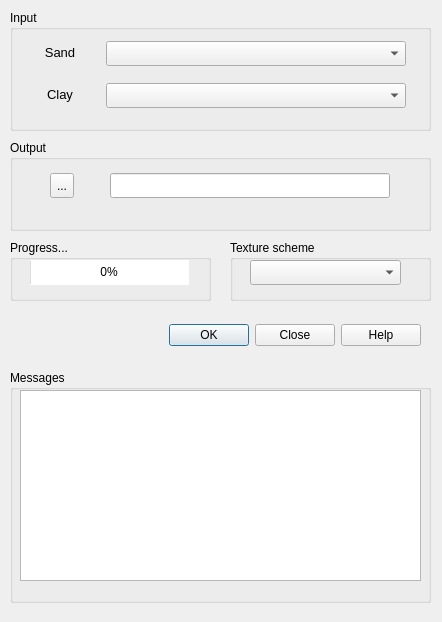
The window that Ui_SoilTexture.ui (gmassei/SoilTexture) describes before a commit, drawn with Qt 5.
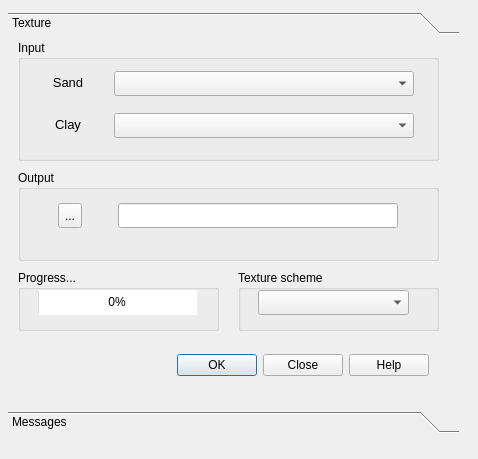
The same window after the commit.

```diff
--- a/Ui_SoilTexture.ui
+++ b/Ui_SoilTexture.ui
@@ -6,18 +6,77 @@
    <rect>
     <x>0</x>
     <y>0</y>
-    <width>442</width>
-    <height>622</height>
+    <width>478</width>
+    <height>459</height>
    </rect>
   </property>
   <property name="windowTitle">
    <string>SoilTexture</string>
   </property>
+  <widget class="QToolBox" name="toolBox">
+   <property name="geometry">
+    <rect>
+     <x>8</x>
+     <y>12</y>
+     <width>451</width>
+     <height>421</height>
+    </rect>
+   </property>
+   <property name="currentIndex">
+    <number>0</number>
+   </property>
+   <widget class="QWidget" name="TexturePage">
+    <property name="geometry">
+     <rect>
+      <x>0</x>
+      <y>0</y>
+      <width>451</width>
+      <height>367</height>
+     </rect>
+    </property>
+    <attribute name="label">
+     <string>Texture</string>
+    </attribute>
+    <widget class="QGroupBox" name="groupBox_5">
+     <property name="geometry">
+      <rect>
+       <x>230</x>
+       <y>230</y>
+       <width>201</width>
+       <height>61</height>
+      </rect>
+     </property>
+     <property name="title">
+      <string>Texture scheme</string>
+     </property>
+     <widget class="QComboBox" name="cmbSchema">
+      <property name="geometry">
+       <rect>
+        <x>20</x>
+        <y>20</y>
+        <width>151</width>
+        <height>25</height>
+       </rect>
+      </property>
+      <property name="minimumSize">
+       <size>
+        <width>0</width>
+        <height>25</height>
+       </size>
+      </property>
+      <property name="maximumSize">
+       <size>
+        <width>16777215</width>
+        <height>25</height>
+       </size>
+      </property>
+     </widget>
+    </widget>
   <widget class="QGroupBox" name="groupBox">
    <property name="geometry">
     <rect>
      <x>10</x>
-     <y>10</y>
+       <y>0</y>
      <width>421</width>
      <height>121</height>
     </rect>
@@ -116,71 +175,11 @@
     </layout>
    </widget>
   </widget>
-  <widget class="QGroupBox" name="groupBox_2">
-   <property name="geometry">
-    <rect>
-     <x>10</x>
-     <y>140</y>
-     <width>421</width>
-     <height>91</height>
-    </rect>
-   </property>
-   <property name="title">
-    <string>Output </string>
-   </property>
-   <widget class="QWidget" name="gridLayoutWidget_2">
-    <property name="geometry">
-     <rect>
-      <x>10</x>
-      <y>20</y>
-      <width>401</width>
-      <height>51</height>
-     </rect>
-    </property>
-    <layout class="QGridLayout" name="gridLayout">
-     <item row="2" column="1">
-      <widget class="QLineEdit" name="lineOutput">
-       <property name="minimumSize">
-        <size>
-         <width>280</width>
-         <height>25</height>
-        </size>
-       </property>
-       <property name="maximumSize">
-        <size>
-         <width>280</width>
-         <height>25</height>
-        </size>
-       </property>
-      </widget>
-     </item>
-     <item row="2" column="0">
-      <widget class="QToolButton" name="btnOutput">
-       <property name="minimumSize">
-        <size>
-         <width>0</width>
-         <height>25</height>
-        </size>
-       </property>
-       <property name="maximumSize">
-        <size>
-         <width>16777215</width>
-         <height>25</height>
-        </size>
-       </property>
-       <property name="text">
-        <string>...</string>
-       </property>
-      </widget>
-     </item>
-    </layout>
-   </widget>
-  </widget>
   <widget class="QWidget" name="gridLayoutWidget">
    <property name="geometry">
     <rect>
      <x>20</x>
-     <y>310</y>
+       <y>300</y>
      <width>401</width>
      <height>52</height>
     </rect>
@@ -220,34 +219,11 @@
     </item>
    </layout>
   </widget>
-  <widget class="QGroupBox" name="groupBox_3">
-   <property name="geometry">
-    <rect>
-     <x>10</x>
-     <y>370</y>
-     <width>421</width>
-     <height>233</height>
-    </rect>
-   </property>
-   <property name="title">
-    <string>Messages</string>
-   </property>
-   <widget class="QTextEdit" name="textEdit">
-    <property name="geometry">
-     <rect>
-      <x>10</x>
-      <y>20</y>
-      <width>401</width>
-      <height>191</height>
-     </rect>
-    </property>
-   </widget>
-  </widget>
   <widget class="QGroupBox" name="groupBox_4">
    <property name="geometry">
     <rect>
      <x>10</x>
-     <y>240</y>
+       <y>230</y>
      <width>201</width>
      <height>61</height>
     </rect>
@@ -275,27 +251,46 @@
     </property>
    </widget>
   </widget>
-  <widget class="QGroupBox" name="groupBox_5">
+    <widget class="QGroupBox" name="groupBox_2">
    <property name="geometry">
     <rect>
-     <x>230</x>
-     <y>240</y>
-     <width>201</width>
-     <height>61</height>
+       <x>10</x>
+       <y>130</y>
+       <width>421</width>
+       <height>91</height>
     </rect>
    </property>
    <property name="title">
-    <string>Texture scheme</string>
-   </property>
-   <widget class="QComboBox" name="cmbSchema">
+      <string>Output </string>
+     </property>
+     <widget class="QWidget" name="gridLayoutWidget_2">
     <property name="geometry">
      <rect>
-      <x>20</x>
+        <x>10</x>
       <y>20</y>
-      <width>151</width>
-      <height>25</height>
-     </rect>
-    </property>
+        <width>401</width>
+        <height>51</height>
+       </rect>
+      </property>
+      <layout class="QGridLayout" name="gridLayout">
+       <item row="2" column="1">
+        <widget class="QLineEdit" name="lineOutput">
+         <property name="minimumSize">
+          <size>
+           <width>280</width>
+           <height>25</height>
+          </size>
+         </property>
+         <property name="maximumSize">
+          <size>
+           <width>280</width>
+           <height>25</height>
+          </size>
+         </property>
+        </widget>
+       </item>
+       <item row="2" column="0">
+        <widget class="QToolButton" name="btnOutput">
     <property name="minimumSize">
      <size>
       <width>0</width>
@@ -308,6 +303,50 @@
       <height>25</height>
      </size>
     </property>
+         <property name="text">
+          <string>...</string>
+         </property>
+        </widget>
+       </item>
+      </layout>
+     </widget>
+    </widget>
+   </widget>
+   <widget class="QWidget" name="MessagesPage">
+    <property name="geometry">
+     <rect>
+      <x>0</x>
+      <y>0</y>
+      <width>451</width>
+      <height>367</height>
+     </rect>
+    </property>
+    <attribute name="label">
+     <string>Messages</string>
+    </attribute>
+    <widget class="QGroupBox" name="groupBox_3">
+     <property name="geometry">
+      <rect>
+       <x>10</x>
+       <y>12</y>
+       <width>441</width>
+       <height>341</height>
+      </rect>
+     </property>
+     <property name="title">
+      <string>Messages</string>
+     </property>
+     <widget class="QTextEdit" name="textEdit">
+      <property name="geometry">
+       <rect>
+        <x>10</x>
+        <y>20</y>
+        <width>411</width>
+        <height>311</height>
+       </rect>
+      </property>
+     </widget>
+    </widget>
    </widget>
   </widget>
  </widget>
```
Lines whose indentation alone changed are shown as unchanged.
